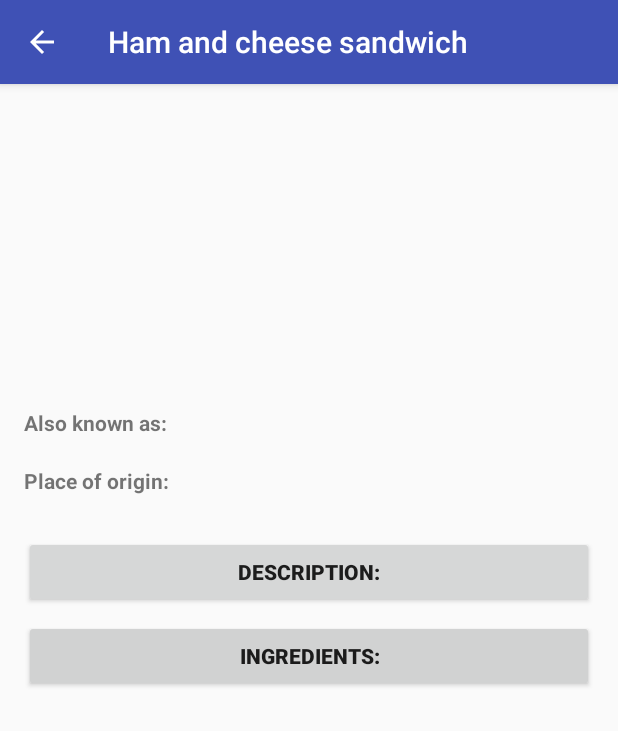
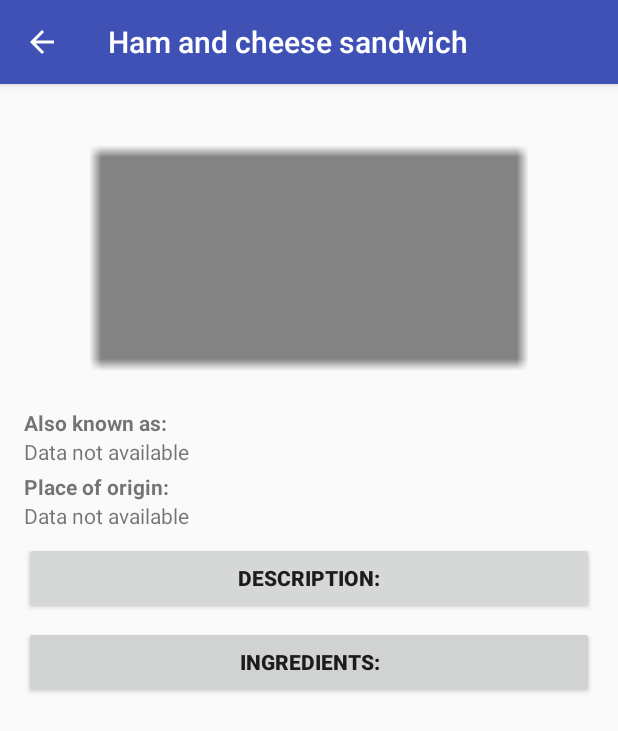
Before and after one commit to jimfo/Sandwich_Club, an Android app: the screen it shows after launch (DetailActivity), after a tap on "Ham and cheese sandwich", on a phone screen of 412 x 824 dp. Shown: the top 731 px of the screen. Run offline under Robolectric (Android 15) with nearby library versions, the phone set to English and light mode, and no system bars; our stand-ins replace Picasso.

Commit message:
Removed an unused LinearLayout

```diff
--- a/app/build.gradle
+++ b/app/build.gradle
@@ -19,8 +19,9 @@ android {
 }
 
 dependencies {
-    implementation 'com.android.support.constraint:constraint-layout:1.0.2'
+    implementation 'com.android.support.constraint:constraint-layout:1.1.0'
     implementation fileTree(dir: 'libs', include: ['*.jar'])
     implementation 'com.android.support:appcompat-v7:26.1.0'
     implementation 'com.squareup.picasso:picasso:2.5.2'
+    implementation 'com.android.support:palette-v7:26.1.0'
 }
--- a/app/src/main/java/com/udacity/sandwichclub/DetailActivity.java
+++ b/app/src/main/java/com/udacity/sandwichclub/DetailActivity.java
@@ -1,23 +1,18 @@
 package com.udacity.sandwichclub;
 
-import android.animation.Animator;
-import android.animation.AnimatorListenerAdapter;
 import android.content.Intent;
 import android.graphics.Bitmap;
-import android.graphics.BitmapFactory;
-import android.graphics.Color;
 import android.graphics.drawable.Drawable;
 import android.os.Bundle;
 import android.support.v7.app.AppCompatActivity;
-import android.util.Base64;
-import android.util.Log;
+import android.text.TextUtils;
+
 import android.view.View;
+
 import android.view.animation.Animation;
 import android.view.animation.AnimationUtils;
-import android.view.animation.ScaleAnimation;
 import android.widget.Button;
 import android.widget.ImageView;
-import android.widget.LinearLayout;
 import android.widget.ScrollView;
 import android.widget.TextView;
 import android.widget.Toast;
@@ -27,9 +22,6 @@ import com.squareup.picasso.Target;
 import com.udacity.sandwichclub.model.Sandwich;
 import com.udacity.sandwichclub.utils.JsonUtils;
 
-import java.io.IOException;
-import java.net.URL;
-
 public class DetailActivity extends AppCompatActivity {
 
     private static final String TAG = DetailActivity.class.getSimpleName();
@@ -37,7 +29,6 @@ public class DetailActivity extends AppCompatActivity {
     private static final int DEFAULT_POSITION = -1;
 
     Animation scaleUp, scaleDown;
-    LinearLayout detailActivityLl;
     TextView originTv, akaTv, detail_aka_tv;
     TextView ingredientsTv, descriptionTv;
     TextView detail_place_of_origin_tv;
@@ -57,6 +48,7 @@ public class DetailActivity extends AppCompatActivity {
 
         int position = -1;
         final ImageView ingredientsIv = findViewById(R.id.image_iv);
+
         originTv = findViewById(R.id.origin_tv);
         akaTv = findViewById(R.id.also_known_tv);
         detail_aka_tv = findViewById(R.id.detail_also_known_as_tv);
@@ -65,7 +57,6 @@ public class DetailActivity extends AppCompatActivity {
         descriptionTv = findViewById(R.id.description_tv);
         descriptionBtn = findViewById(R.id.description_btn);
         detail_place_of_origin_tv = findViewById(R.id.detail_place_of_origin_tv);
-        detailActivityLl = findViewById(R.id.detail_activity_ll);
         sv = findViewById(R.id.scrollview);
 
         Intent intent = getIntent();
@@ -73,8 +64,7 @@ public class DetailActivity extends AppCompatActivity {
         // If intent is null send message to user
         if (intent == null) {
             closeOnError();
-        }
-        else {
+        } else {
             position = intent.getIntExtra(EXTRA_POSITION, DEFAULT_POSITION);
 
             if (position == DEFAULT_POSITION) {
@@ -94,24 +84,30 @@ public class DetailActivity extends AppCompatActivity {
             return;
         }
 
-        populateUI(sandwich);
-
         // Get the image / set the image
-        Picasso.with(this).load(sandwich.getImage()).into(new Target() {
+        final Target target = new Target() {
             @Override
-            public void onBitmapLoaded(Bitmap bitmap, Picasso.LoadedFrom from) {
+            public void onBitmapLoaded(final Bitmap bitmap, Picasso.LoadedFrom from) {
                 ingredientsIv.setImageBitmap(bitmap);
-                getColors(bitmap);
             }
 
             @Override
             public void onBitmapFailed(Drawable errorDrawable) {
+
             }
 
             @Override
             public void onPrepareLoad(Drawable placeHolderDrawable) {
+
             }
-        });
+        };
+        ingredientsIv.setTag(target);
+        Picasso.with(this).load(sandwich.getImage())
+                .placeholder(R.drawable.no_image_avalable)
+                .error(R.drawable.no_image_avalable)
+                .into(target);
+
+        populateUI(sandwich);
 
         setTitle(sandwich.getMainName());
     }
@@ -125,93 +121,37 @@ public class DetailActivity extends AppCompatActivity {
     }
 
     /**
-     * Purpose : to get the average color of the image
-     * @param bitmap : The image of the sandwich
-     */
-    private void getColors(Bitmap bitmap ){
-
-        int redColors = 0;
-        int greenColors = 0;
-        int blueColors = 0;
-        int pixelCount = 0;
-
-        for (int y = 0; y < bitmap.getHeight(); y++)
-        {
-            for (int x = 0; x < bitmap.getWidth(); x++)
-            {
-                int c = bitmap.getPixel(x, y);
-                pixelCount++;
-                redColors += Color.red(c);
-                greenColors += Color.green(c);
-                blueColors += Color.blue(c);
-            }
-        }
-
-        int red = (redColors/pixelCount);
-        int green = (greenColors/pixelCount);
-        int blue = (blueColors/pixelCount);
-
-        setColors(red, green, blue);
-    }
-
-    /**
-     * Purpose : Set colors of widgets and text. Widgets will be lighter than background color
-     * of LinearLayout, Text will be darker
-     * @param r : int red color
-     * @param g : int green color
-     * @param b : int blue color
-     */
-    private void setColors(int r, int g, int b){
-
-        detailActivityLl.setBackgroundColor(Color.rgb(r, g, b));
-
-        int textRed   = (int) (r * (1 - .75));
-        int textGreen = (int) (g * (1 - .75));
-        int textBlue  = (int) (b * (1 - .75));
-
-        ingredientsTv.setTextColor(Color.rgb(textRed, textGreen, textBlue));
-        ingredientsBtn.setTextColor(Color.rgb(textRed, textGreen, textBlue));
-        descriptionTv.setTextColor(Color.rgb(textRed, textGreen, textBlue));
-        descriptionBtn.setTextColor(Color.rgb(textRed, textGreen, textBlue));
-        akaTv.setTextColor(Color.rgb(textRed, textGreen, textBlue));
-        originTv.setTextColor(Color.rgb(textRed, textGreen, textBlue));
-        detail_aka_tv.setTextColor(Color.rgb(textRed, textGreen, textBlue));
-        detail_place_of_origin_tv.setTextColor(Color.rgb(textRed, textGreen, textBlue));
-
-        int bgRed   = (int) (r + (255 - r) * .25);
-        int bgGreen = (int) (g + (255 - g) * .25);
-        int bgBlue  = (int) (b + (255 - b) * .25);
-
-        ingredientsBtn.setBackgroundColor(Color.rgb(bgRed, bgGreen, bgBlue));
-        descriptionBtn.setBackgroundColor(Color.rgb(bgRed, bgGreen, bgBlue));
-    }
-
-    /**
      * Purpose : Populate the UI with sandwich data
+     *
      * @param sw : Sandwich object
      */
     private void populateUI(Sandwich sw) {
-        originTv.append(sw.getPlaceOfOrigin());
-        descriptionTv.append(sw.getDescription());
 
-
-        for (int i = 0; i < sw.getAlsoKnownAs().size(); i++) {
-            akaTv.append(sw.getAlsoKnownAs().get(i) + "\n");
+        if (!sw.getPlaceOfOrigin().equals("")) {
+            originTv.setText(sw.getPlaceOfOrigin());
         }
 
-        for (int i = 0; i < sw.getIngredients().size(); i++) {
-            ingredientsTv.append(sw.getIngredients().get(i) + "\n"); }
+        if (!sw.getDescription().equals("")) {
+            descriptionTv.setText(sw.getDescription());
+        }
+
+        String akaString = TextUtils.join("\n", sw.getAlsoKnownAs());
+        String ingString = TextUtils.join("\n", sw.getIngredients());
+
+        akaTv.setText(akaString);
+        ingredientsTv.setText(ingString);
     }
 
     /**
      * Purpose : To provide some animation (Show / Hide text)
+     *
      * @param v : Will be a button pressed
      */
-    public void showTextView(View v){
-        Animation animate;
-        switch(v.getId()){
+    public void showTextView(View v) {
+
+        switch (v.getId()) {
             case R.id.description_btn:
-                if (descriptionTv .getVisibility() == View.GONE) {
+                if (descriptionTv.getVisibility() == View.GONE) {
 
                     descriptionTv.setVisibility(View.VISIBLE);
                     descriptionTv.startAnimation(scaleUp);
@@ -221,14 +161,19 @@ public class DetailActivity extends AppCompatActivity {
                             sv.fullScroll(View.FOCUS_DOWN);
                         }
                     });
-                }
-                else{
+                } else {
+                    descriptionTv.startAnimation(scaleDown);
                     descriptionTv.setVisibility(View.GONE);
-                    descriptionTv.startAnimation(scaleDown);
+
+                    sv.post(new Runnable() {
+                        public void run() {
+                            sv.fullScroll(View.FOCUS_UP);
+                        }
+                    });
                 }
                 break;
             case R.id.ingredients_btn:
-                if (ingredientsTv .getVisibility() == View.GONE) {
+                if (ingredientsTv.getVisibility() == View.GONE) {
 
                     ingredientsTv.setVisibility(View.VISIBLE);
                     ingredientsTv.startAnimation(scaleUp);
@@ -238,10 +183,15 @@ public class DetailActivity extends AppCompatActivity {
                             sv.fullScroll(View.FOCUS_DOWN);
                         }
                     });
-                }
-                else{
+                } else {
+                    ingredientsTv.startAnimation(scaleDown);
                     ingredientsTv.setVisibility(View.GONE);
-                    ingredientsTv.startAnimation(scaleDown);
+
+                    sv.post(new Runnable() {
+                        public void run() {
+                            sv.fullScroll(View.FOCUS_DOWN);
+                        }
+                    });
                 }
                 break;
         }
--- a/app/src/main/java/com/udacity/sandwichclub/utils/JsonUtils.java
+++ b/app/src/main/java/com/udacity/sandwichclub/utils/JsonUtils.java
@@ -1,11 +1,12 @@
 package com.udacity.sandwichclub.utils;
 
-import android.util.Log;
 import org.json.JSONArray;
 import org.json.JSONException;
 import org.json.JSONObject;
+
 import java.util.ArrayList;
 import java.util.List;
+
 import com.udacity.sandwichclub.model.Sandwich;
 
 public class JsonUtils {
@@ -13,73 +14,73 @@ public class JsonUtils {
     // Tag for Log statements
     private final static String TAG = JsonUtils.class.getSimpleName();
 
-    public static Sandwich parseSandwichJson(String json){
+    public static Sandwich parseSandwichJson(String json) {
         Sandwich sandwich = new Sandwich();
+        List<String> aka = new ArrayList<>();
+        List<String> ing = new ArrayList<>();
 
         // Validate json string
-        if(!json.equals("")) {
+        if (!json.equals("")) {
             try {
 
                 // Get the JSON object
                 JSONObject jsonObj = new JSONObject(json);
 
                 // Validate JSON object exists
-                if(jsonObj.has("name")){
+                if (jsonObj.has("name")) {
 
                     // Get the JSON object
-                    JSONObject jsonName = jsonObj.getJSONObject("name");
+                    JSONObject jsonName = jsonObj.optJSONObject("name");
+                    if (jsonName == null) {
+                        return null;
+                    }
 
-                    // Create the sandwich object
-                    sandwich.setMainName(jsonName.getString("mainName"));
-                    sandwich.setDescription(jsonObj.getString("description"));
-                    sandwich.setImage(jsonObj.getString("image"));
-                    sandwich.setPlaceOfOrigin(jsonObj.getString("placeOfOrigin"));
+                    // Create the sandwich object optString("name", "fall_back_string")
+                    sandwich.setMainName(jsonName.optString("mainName", "Data not available"));
+                    sandwich.setDescription(jsonObj.optString("description", "Data Not Available"));
+                    sandwich.setImage(jsonObj.optString("image", "No Image"));
+                    sandwich.setPlaceOfOrigin(jsonObj.optString("placeOfOrigin", "Data Not Available"));
 
                     // Separate the parsing of JSON arrays
-                    List<String> aka = parseJsonArray(jsonName.getJSONArray("alsoKnownAs"));
-                    List<String> ing = parseJsonArray(jsonObj.getJSONArray("ingredients"));
+                    if (jsonName.optJSONArray("alsoKnownAs") == null) {
+                        aka.add("No Alias Found");
+                    } else {
+                        aka = parseJsonArray(jsonName.optJSONArray("alsoKnownAs"));
+                    }
+
+                    if (jsonObj.optJSONArray("ingredients") == null) {
+                        ing.add("No Ingredients Found");
+                    } else {
+                        ing = parseJsonArray(jsonObj.optJSONArray("ingredients"));
+                    }
 
                     sandwich.setAlsoKnownAs(aka);
                     sandwich.setIngredients(ing);
-
-//                    Log.i(TAG, sandwich.getMainName() + ">>>>");
-//                    Log.i(TAG, sandwich.getDescription() + ">>>>");
-//                    Log.i(TAG, sandwich.getImage() + ">>>>");
-//                    Log.i(TAG, sandwich.getPlaceOfOrigin() + ">>>>");
-//                    Log.i(TAG, sandwich.getAlsoKnownAs().get(0) + ">>>>");
-//                    Log.i(TAG, sandwich.getIngredients().get(0) + ">>>>");
                 }
 
                 return sandwich;
 
-            }
-            catch (JSONException e)
-            {
+            } catch (JSONException e) {
                 e.printStackTrace();
             }
-            Log.i(TAG, json);
         }
         return null;
     }
 
     /**
-     *
      * @param jsonArr : The JSON array to be parsed
      * @return List<String>
      */
-    private static List<String> parseJsonArray( JSONArray jsonArr){
+    private static List<String> parseJsonArray(JSONArray jsonArr) {
 
         List<String> list = new ArrayList<>();
-        if(jsonArr.length() > 0) {
 
+        if (jsonArr.length() > 0) {
             for (int idx = 0; idx < jsonArr.length(); idx++) {
-                try {
-                    list.add(jsonArr.getString(idx));
-                }
-                catch (JSONException e) {
-                    e.printStackTrace();
-                }
+                list.add(jsonArr.optString(idx, "Data not available"));
             }
+        } else {
+            list.add("Data not available");
         }
 
         return list;
--- a/app/src/main/res/layout/activity_detail.xml
+++ b/app/src/main/res/layout/activity_detail.xml
@@ -1,18 +1,13 @@
 <?xml version="1.0" encoding="utf-8"?>
-<LinearLayout xmlns:android="http://schemas.android.com/apk/res/android"
+
+<ScrollView xmlns:android="http://schemas.android.com/apk/res/android"
     xmlns:tools="http://schemas.android.com/tools"
+    android:id="@+id/scrollview"
     android:layout_width="match_parent"
     android:layout_height="match_parent"
-    android:orientation="vertical"
-    android:id="@+id/detail_activity_ll"
     android:padding="16dp"
+    android:scrollbars="none"
     tools:context="com.udacity.sandwichclub.DetailActivity">
-
-    <ScrollView
-        android:layout_width="match_parent"
-        android:layout_height="match_parent"
-        android:id="@+id/scrollview"
-        android:scrollbars="none">
 
     <LinearLayout
         android:layout_width="match_parent"
@@ -25,74 +20,83 @@
             android:layout_height="200dp"
             android:adjustViewBounds="true"
             android:contentDescription="@string/sandwich_picture_content_description"
-                android:scaleType="centerCrop" />
+            android:scaleType="centerCrop"
+            android:src="@drawable/no_image_available" />
 
         <!--                                         -->
 
         <TextView
+            android:id="@+id/detail_also_known_as_tv"
             android:layout_width="match_parent"
             android:layout_height="wrap_content"
-                android:id="@+id/detail_also_known_as_tv"
             android:text="@string/detail_also_known_as_label"
             android:textStyle="bold" />
 
         <TextView
             android:id="@+id/also_known_tv"
             android:layout_width="wrap_content"
-                android:layout_height="wrap_content" />
+            android:layout_height="wrap_content"
+            android:paddingBottom="4dp"
+            android:text="@string/detail_error_message" />
 
         <!--                                         -->
 
         <TextView
+            android:id="@+id/detail_place_of_origin_tv"
             android:layout_width="wrap_content"
             android:layout_height="wrap_content"
-                android:id="@+id/detail_place_of_origin_tv"
             android:text="@string/detail_place_of_origin_label"
             android:textStyle="bold" />
 
         <TextView
             android:id="@+id/origin_tv"
             android:layout_width="wrap_content"
-                android:layout_height="wrap_content" />
+            android:layout_height="wrap_content"
+
+            android:text="@string/detail_error_message" />
 
         <!--                                         -->
 
         <Button
+            android:id="@+id/description_btn"
             android:layout_width="match_parent"
             android:layout_height="wrap_content"
-                android:text="@string/detail_description_label"
             android:layout_marginTop="8dp"
             android:onClick="showTextView"
-                android:id="@+id/description_btn"
+
+            android:text="@string/detail_description_label"
             android:textStyle="bold" />
 
         <TextView
             android:id="@+id/description_tv"
-                android:visibility="gone"
             android:layout_width="wrap_content"
-                android:layout_height="wrap_content" />
+            android:layout_height="wrap_content"
+            android:paddingBottom="4dp"
+            android:text="@string/detail_error_message"
+            android:visibility="gone" />
 
         <!--                                         -->
 
         <Button
+            android:id="@+id/ingredients_btn"
             android:layout_width="match_parent"
             android:layout_height="wrap_content"
             android:layout_marginTop="8dp"
-                android:text="@string/detail_ingredients_label"
-                android:onClick="showTextView"
-                android:id="@+id/ingredients_btn"
             android:focusable="true"
             android:focusableInTouchMode="true"
+            android:onClick="showTextView"
+
+            android:text="@string/detail_ingredients_label"
             android:textStyle="bold" />
 
         <TextView
             android:id="@+id/ingredients_tv"
-                android:visibility="gone"
             android:layout_width="wrap_content"
-                android:layout_height="wrap_content" />
+            android:layout_height="wrap_content"
+            android:paddingBottom="4dp"
+            android:text="@string/detail_error_message"
+            android:visibility="gone" />
 
     </LinearLayout>
 
 </ScrollView>
-
-</LinearLayout>
--- a/app/src/main/res/values/strings.xml
+++ b/app/src/main/res/values/strings.xml
@@ -11,7 +11,10 @@
     <string name="sandwich_picture_content_description">Sandwich picture</string>
 
     <!-- Error messages-->
-    <string name="detail_error_message">Sandwich data not available</string>
+    <string name="detail_error_message">Data not available</string>
+
+    <!-- JSON opt messages -->
+    <string name="fall_back_mn">Data Not Available</string>
 
     <string-array name="sandwich_names">
         <item>Ham and cheese sandwich</item>
@@ -110,7 +113,7 @@
             (generally with accompaniments), or as a sandwich or wrap. Shawarma is usually eaten
             with tabbouleh, fattoush, taboon bread, tomato, and cucumber. Toppings include tahini,
             hummus, pickled turnips, and
-            amba.\",\"image\":\"https://www.recipetineats.com/wp-content/uploads/2014/12/Chicken-Shawarma_4-680x486.jpg\",\"ingredients\":[\"Shawarma
+            amba.\",\"image\":\"https://upload.wikimedia.org/wikipedia/commons/thumb/1/16/Shawarmafood.jpg/800px-Shawarmafood.jpg\",\"ingredients\":[\"Shawarma
             meat (lamb, chicken, turkey, beef) or shawarma falafel\",\"Pita or wrap
             bread\",\"Chopped or shredded vegetables\",\"Pickles\",\"Assorted condiments\"]}
         </item>
```
Also changed, not shown: app/src/main/res/drawable-hdpi/no_image_available.png (added), app/src/main/res/drawable-hdpi/no_image_avalable.png (added), app/src/main/res/drawable-mdpi/no_image_available.png (added), app/src/main/res/drawable-mdpi/no_image_avalable.png (added), app/src/main/res/drawable-xhdpi/no_image_available.png (added), app/src/main/res/drawable-xhdpi/no_image_avalable.png (added), app/src/main/res/drawable-xxhdpi/no_image_available.png (added), app/src/main/res/drawable-xxhdpi/no_image_avalable.png (added). Lines whose indentation alone changed are shown as unchanged.
